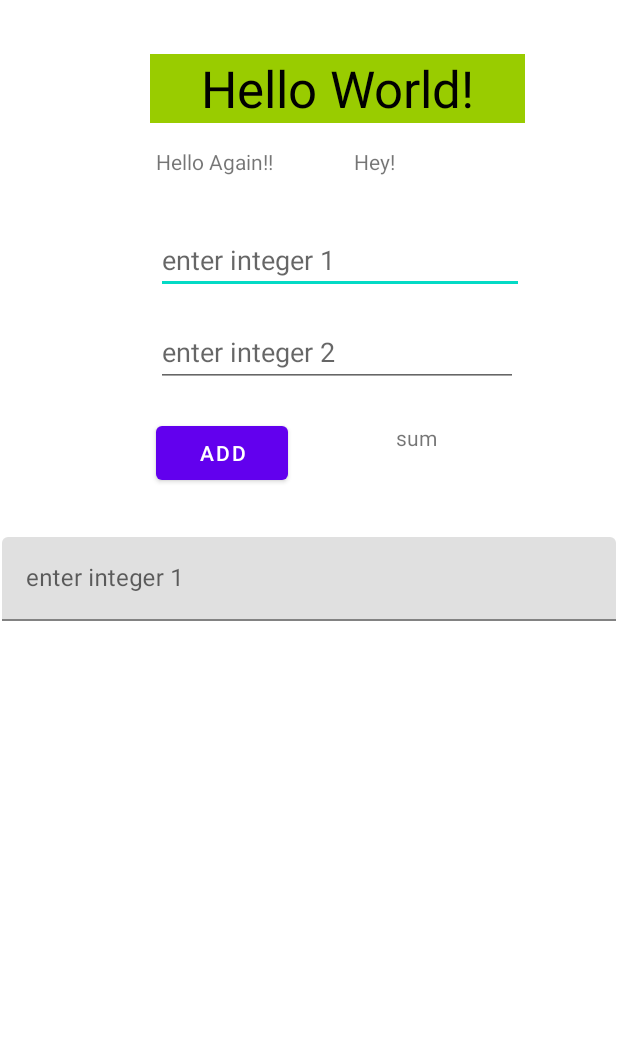
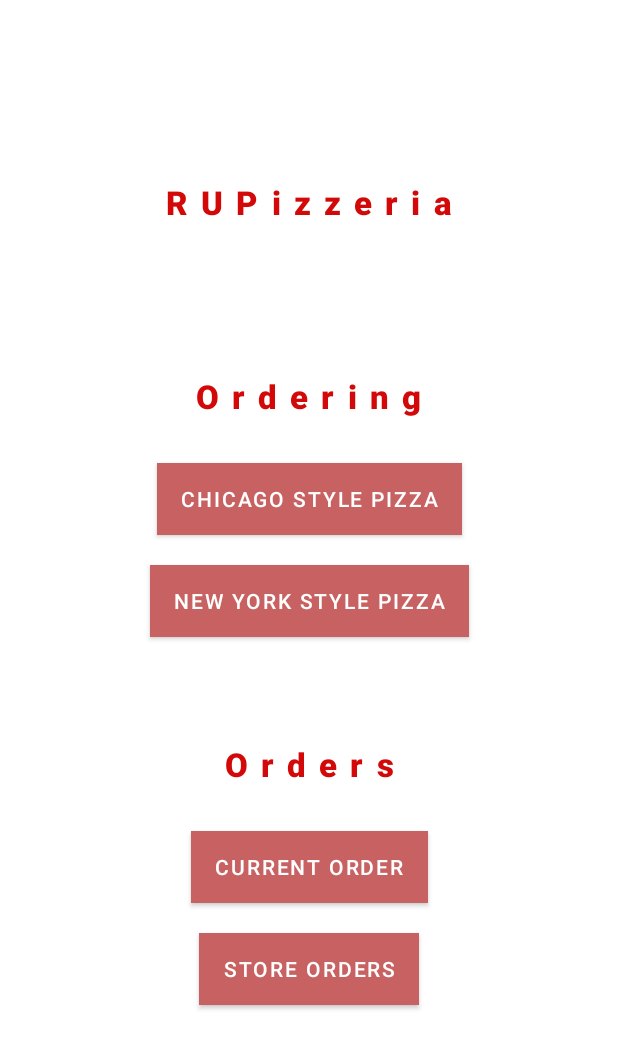
Before and after one commit to NandanTadi/RUPizzeriaMobile, an Android app: the screen it shows after launch (MainActivity), on a phone screen of 412 x 824 dp. Shown: the top 1049 px of the screen. Run offline under Robolectric (Android 15) with nearby library versions, the phone set to English and light mode, and no system bars.

Commit message:
main activity initial setup complete

```diff
--- a/app/src/main/java/com/project5/rupizzeriamobile/MainActivity.java
+++ b/app/src/main/java/com/project5/rupizzeriamobile/MainActivity.java
@@ -3,26 +3,16 @@ package com.project5.rupizzeriamobile;
 import androidx.appcompat.app.AppCompatActivity;
 
 import android.os.Bundle;
-import android.view.View;
-import android.widget.EditText;
-import android.widget.TextView;
+
 
 public class MainActivity extends AppCompatActivity {
-    EditText et_int1, et_int2;
-    TextView tv3;
+
 
     @Override
     protected void onCreate(Bundle savedInstanceState) {
         super.onCreate(savedInstanceState);
         setContentView(R.layout.activity_main);
-        et_int1 = findViewById(R.id.et_int1);
-        et_int2 = findViewById(R.id.et_int2);
-        tv3 = findViewById(R.id.tv_3);
+
     }
 
-    public void add(View view) {
-        int result = Integer.parseInt(et_int1.getText().toString())
-                + Integer.parseInt(et_int2.getText().toString());
-        tv3.setText(String.valueOf(result));
-    }
 }
--- a/app/src/main/res/layout/activity_main.xml
+++ b/app/src/main/res/layout/activity_main.xml
@@ -8,93 +8,111 @@
     tools:context=".MainActivity">
 
     <TextView
-        android:id="@+id/tv_hello"
-        android:layout_width="250dp"
-        android:layout_height="46dp"
+        android:id="@+id/header2"
+        android:layout_width="wrap_content"
+        android:layout_height="wrap_content"
         android:layout_marginStart="100dp"
-        android:layout_marginTop="36dp"
-        android:background="@android:color/holo_green_light"
-        android:gravity="center"
-        android:text="Hello World!"
-        android:textColor="@color/black"
-        android:textSize="34sp"
+        android:layout_marginTop="120dp"
+        android:layout_marginEnd="100dp"
+        android:fontFamily="sans-serif-black"
+        android:letterSpacing="0.4"
+        android:text="@string/main_header"
+        android:textAppearance="@style/TextAppearance.AppCompat.Large"
+        android:textColor="#D30909"
+        app:layout_constraintEnd_toEndOf="parent"
         app:layout_constraintStart_toStartOf="parent"
         app:layout_constraintTop_toTopOf="parent" />
 
     <TextView
-        android:id="@+id/tv_hello2"
-        android:layout_width="104dp"
-        android:layout_height="38dp"
-        android:layout_marginStart="4dp"
-        android:layout_marginTop="16dp"
-        android:text="Hello Again!!"
-        app:layout_constraintStart_toStartOf="@+id/tv_hello"
-        app:layout_constraintTop_toBottomOf="@+id/tv_hello" />
+        android:id="@+id/header"
+        android:layout_width="wrap_content"
+        android:layout_height="wrap_content"
+        android:layout_marginStart="100dp"
+        android:layout_marginTop="100dp"
+        android:layout_marginEnd="100dp"
+        android:fontFamily="sans-serif-black"
+        android:letterSpacing="0.4"
+        android:text="@string/main_ordering_title"
+        android:textAppearance="@style/TextAppearance.AppCompat.Large"
+        android:textColor="#D30909"
+        app:layout_constraintEnd_toEndOf="parent"
+        app:layout_constraintStart_toStartOf="parent"
+        app:layout_constraintTop_toBottomOf="@+id/header2" />
+
+    <Button
+        android:id="@+id/button3"
+        android:layout_width="wrap_content"
+        android:layout_height="wrap_content"
+        android:layout_marginStart="100dp"
+        android:layout_marginTop="20dp"
+        android:layout_marginEnd="100dp"
+        android:background="#C86161"
+        android:text="@string/main_ordering_ny_title"
+        app:backgroundTint="#C86161"
+        app:iconTint="#DC1B1B"
+        app:layout_constraintEnd_toEndOf="parent"
+        app:layout_constraintStart_toStartOf="parent"
+        app:layout_constraintTop_toBottomOf="@+id/button" />
+
+    <Button
+        android:id="@+id/button"
+        android:layout_width="wrap_content"
+        android:layout_height="wrap_content"
+        android:layout_marginStart="100dp"
+        android:layout_marginTop="30dp"
+        android:layout_marginEnd="100dp"
+        android:background="#C86161"
+        android:text="@string/main_ordering_chicago_title"
+        app:backgroundTint="#C86161"
+        app:iconTint="#DC1B1B"
+        app:layout_constraintEnd_toEndOf="parent"
+        app:layout_constraintStart_toStartOf="parent"
+        app:layout_constraintTop_toBottomOf="@+id/header" />
 
     <TextView
-        android:id="@+id/tv_hey"
-        android:layout_width="114dp"
-        android:layout_height="36dp"
-        android:layout_marginStart="28dp"
-        android:text="Hey!"
-        app:layout_constraintStart_toEndOf="@+id/tv_hello2"
-        app:layout_constraintTop_toTopOf="@+id/tv_hello2" />
-
-    <EditText
-        android:id="@+id/et_int1"
-        android:layout_width="245dp"
-        android:layout_height="44dp"
-        android:layout_marginTop="16dp"
-        android:ems="10"
-        android:hint="enter integer 1"
-        android:inputType="number"
-        android:numeric="integer"
-        app:layout_constraintStart_toStartOf="@+id/tv_hello2"
-        app:layout_constraintTop_toBottomOf="@+id/tv_hello2" />
-
-    <EditText
-        android:id="@+id/et_int2"
-        android:layout_width="241dp"
-        android:layout_height="46dp"
-        android:layout_marginTop="16dp"
-        android:ems="10"
-        android:hint="enter integer 2"
-        android:inputType="number"
-        app:layout_constraintStart_toStartOf="@+id/et_int1"
-        app:layout_constraintTop_toBottomOf="@+id/et_int1" />
+        android:id="@+id/header3"
+        android:layout_width="wrap_content"
+        android:layout_height="wrap_content"
+        android:layout_marginStart="100dp"
+        android:layout_marginTop="70dp"
+        android:layout_marginEnd="100dp"
+        android:fontFamily="sans-serif-black"
+        android:letterSpacing="0.4"
+        android:text="@string/main_orders_title"
+        android:textAppearance="@style/TextAppearance.AppCompat.Large"
+        android:textColor="#D30909"
+        app:layout_constraintEnd_toEndOf="parent"
+        app:layout_constraintStart_toStartOf="parent"
+        app:layout_constraintTop_toBottomOf="@+id/button3" />
 
     <Button
-        android:id="@+id/bt_add"
+        android:id="@+id/button4"
         android:layout_width="wrap_content"
         android:layout_height="wrap_content"
-        android:layout_marginTop="20dp"
-        android:onClick="add"
-        android:text="Add"
-        app:layout_constraintStart_toStartOf="@+id/et_int2"
-        app:layout_constraintTop_toBottomOf="@+id/et_int2" />
-
-    <TextView
-        android:id="@+id/tv_3"
-        android:layout_width="81dp"
-        android:layout_height="34dp"
-        android:layout_marginStart="72dp"
-        android:layout_marginTop="4dp"
-        android:text="sum"
-        app:layout_constraintStart_toEndOf="@+id/bt_add"
-        app:layout_constraintTop_toTopOf="@+id/bt_add" />
-
-    <com.google.android.material.textfield.TextInputLayout
-        android:layout_width="409dp"
-        android:layout_height="wrap_content"
-        android:layout_marginTop="32dp"
+        android:layout_marginStart="100dp"
+        android:layout_marginTop="30dp"
+        android:layout_marginEnd="100dp"
+        android:background="#C86161"
+        android:text="@string/main_orders_current_title"
+        app:backgroundTint="#C86161"
+        app:iconTint="#DC1B1B"
         app:layout_constraintEnd_toEndOf="parent"
         app:layout_constraintStart_toStartOf="parent"
-        app:layout_constraintTop_toBottomOf="@+id/bt_add">
+        app:layout_constraintTop_toBottomOf="@+id/header3" />
 
-        <com.google.android.material.textfield.TextInputEditText
-            android:layout_width="match_parent"
-            android:layout_height="wrap_content"
-            android:hint="enter integer 1" />
-    </com.google.android.material.textfield.TextInputLayout>
+    <Button
+        android:id="@+id/button5"
+        android:layout_width="wrap_content"
+        android:layout_height="wrap_content"
+        android:layout_marginStart="100dp"
+        android:layout_marginTop="20dp"
+        android:layout_marginEnd="100dp"
+        android:background="#C86161"
+        android:text="@string/main_orders_store_title"
+        app:backgroundTint="#C86161"
+        app:iconTint="#DC1B1B"
+        app:layout_constraintEnd_toEndOf="parent"
+        app:layout_constraintStart_toStartOf="parent"
+        app:layout_constraintTop_toBottomOf="@+id/button4" />
 
 </androidx.constraintlayout.widget.ConstraintLayout>
--- a/app/src/main/res/navigation/nav_graph.xml
+++ b/app/src/main/res/navigation/nav_graph.xml
@@ -2,27 +2,6 @@
 <navigation xmlns:android="http://schemas.android.com/apk/res/android"
     xmlns:app="http://schemas.android.com/apk/res-auto"
     xmlns:tools="http://schemas.android.com/tools"
-    android:id="@+id/nav_graph"
-    app:startDestination="@id/FirstFragment">
+    android:id="@+id/nav_graph">
 
-    <fragment
-        android:id="@+id/FirstFragment"
-        android:name="com.project5.rupizzeriamobile.FirstFragment"
-        android:label="@string/first_fragment_label"
-        tools:layout="@layout/fragment_first">
-
-        <action
-            android:id="@+id/action_FirstFragment_to_SecondFragment"
-            app:destination="@id/SecondFragment" />
-    </fragment>
-    <fragment
-        android:id="@+id/SecondFragment"
-        android:name="com.project5.rupizzeriamobile.SecondFragment"
-        android:label="@string/second_fragment_label"
-        tools:layout="@layout/fragment_second">
-
-        <action
-            android:id="@+id/action_SecondFragment_to_FirstFragment"
-            app:destination="@id/FirstFragment" />
-    </fragment>
 </navigation>
--- a/app/src/main/res/values/strings.xml
+++ b/app/src/main/res/values/strings.xml
@@ -1,12 +1,16 @@
 <resources>
     <string name="app_name">RUPizzeriaMobile</string>
     <string name="action_settings">Settings</string>
-    <!-- Strings used for fragments for navigation -->
-    <string name="first_fragment_label">First Fragment</string>
-    <string name="second_fragment_label">Second Fragment</string>
-    <string name="next">Next</string>
-    <string name="previous">Previous</string>
+    <!-- Strings used for Main Activity -->
+    <string name="main_header">RUPizzeria</string>
+    <string name="main_ordering_title">Ordering</string>
+    <string name="main_ordering_ny_title">New York Style Pizza</string>
+    <string name="main_ordering_chicago_title">Chicago Style Pizza</string>
+    <string name="main_orders_title">Orders</string>
+    <string name="main_orders_current_title">Current Order</string>
+    <string name="main_orders_store_title">Store Orders</string>
 
-    <string name="hello_first_fragment">Hello first fragment</string>
-    <string name="hello_second_fragment">Hello second fragment. Arg: %1$s</string>
+
+
+
 </resources>
```
